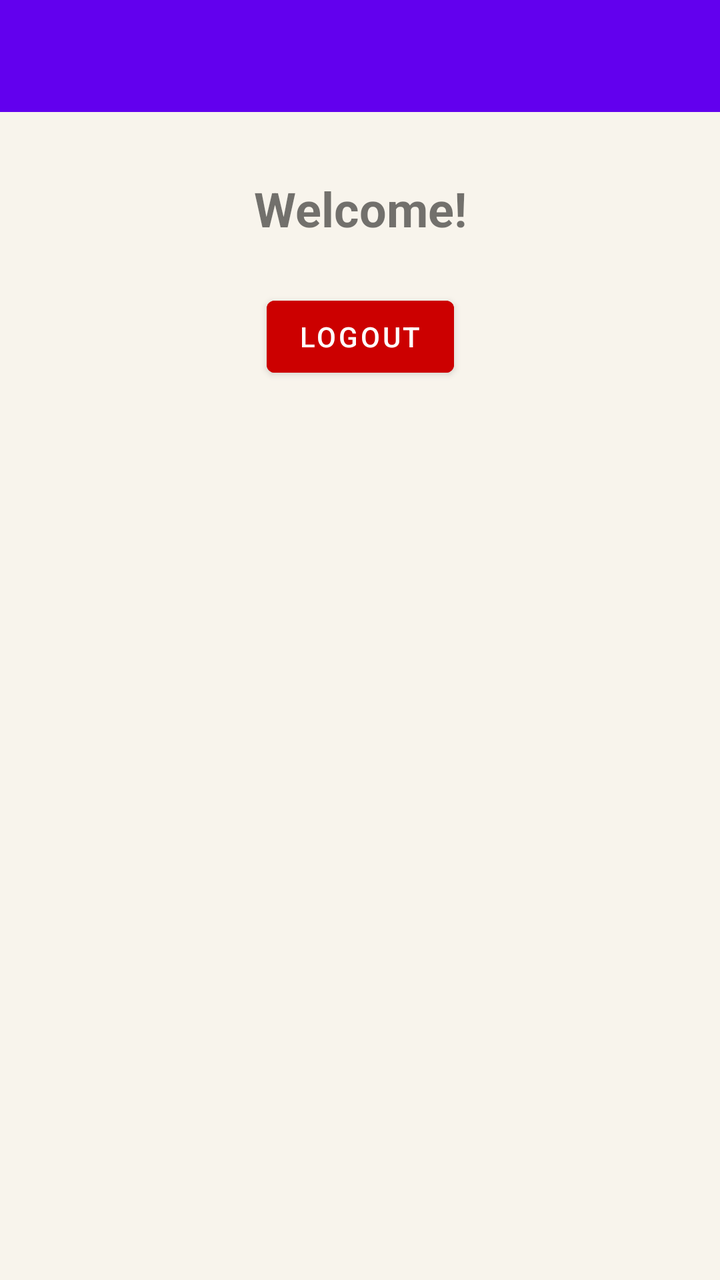
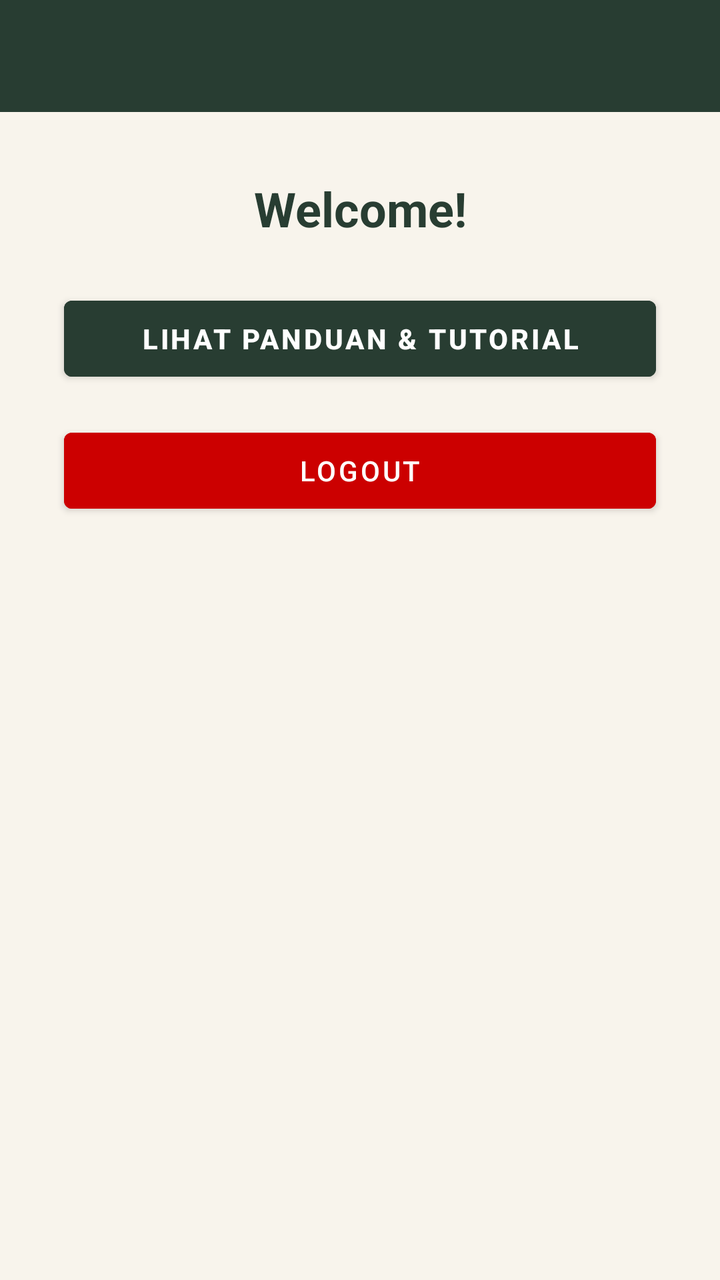

The first picture is an Android layout as it rendered before a commit; the second is the same layout after the commit. The layout source and the unified diff follow.
<!-- AndroidManifest.xml: application theme Theme.ProjectMobile -->
<!-- res/layout/fragment_home.xml -->
<?xml version="1.0" encoding="utf-8"?>
<androidx.constraintlayout.widget.ConstraintLayout
    xmlns:android="http://schemas.android.com/apk/res/android"
    xmlns:app="http://schemas.android.com/apk/res-auto"
    xmlns:tools="http://schemas.android.com/tools"
    android:layout_width="match_parent"
    android:layout_height="match_parent"
    tools:context=".Home.HomeFragment">

    <androidx.appcompat.widget.Toolbar
        android:id="@+id/toolbar"
        android:layout_width="0dp"
        android:layout_height="?attr/actionBarSize"
        android:background="?attr/colorPrimary"
        app:titleTextColor="@android:color/white"
        app:layout_constraintEnd_toEndOf="parent"
        app:layout_constraintStart_toStartOf="parent"
        app:layout_constraintTop_toTopOf="parent" />

    <TextView
        android:id="@+id/tvWelcome"
        android:layout_width="wrap_content"
        android:layout_height="wrap_content"
        android:layout_marginTop="32dp"
        android:text="Welcome!"
        android:textSize="24sp"
        android:textStyle="bold"
        app:layout_constraintEnd_toEndOf="parent"
        app:layout_constraintStart_toStartOf="parent"
        app:layout_constraintTop_toBottomOf="@+id/toolbar" />

    <Button
        android:id="@+id/btnLogout"
        android:layout_width="wrap_content"
        android:layout_height="wrap_content"
        android:layout_marginTop="24dp"
        android:text="Logout"
        android:backgroundTint="@android:color/holo_red_dark"
        app:layout_constraintEnd_toEndOf="parent"
        app:layout_constraintStart_toStartOf="parent"
        app:layout_constraintTop_toBottomOf="@+id/tvWelcome" />
</androidx.constraintlayout.widget.ConstraintLayout>
<!-- resources referenced by this layout -->
<resources>
  <style name="Theme.ProjectMobile" parent="Base.Theme.ProjectMobile" />
  <style name="Base.Theme.ProjectMobile" parent="Theme.MaterialComponents.Light.NoActionBar">
          
          <item name="android:windowBackground">@color/cream</item>
          <item name="android:colorBackground">@color/cream</item>
          <item name="android:statusBarColor">@color/cream</item>
          <item name="android:windowLightStatusBar">true</item>
          <item name="android:navigationBarColor">@color/cream</item>
          <item name="android:forceDarkAllowed" tools:targetApi="q">false</item>
      </style>
  <color name="cream">#FFF8F4EC</color>
</resources>

<!-- the commit's change to res/layout/fragment_home.xml (unified diff, before → after) -->
@@ -5,13 +5,14 @@
     xmlns:tools="http://schemas.android.com/tools"
     android:layout_width="match_parent"
     android:layout_height="match_parent"
+    android:background="@color/cream"
     tools:context=".Home.HomeFragment">
 
     <androidx.appcompat.widget.Toolbar
         android:id="@+id/toolbar"
         android:layout_width="0dp"
         android:layout_height="?attr/actionBarSize"
-        android:background="?attr/colorPrimary"
+        android:background="#283D32"
         app:titleTextColor="@android:color/white"
         app:layout_constraintEnd_toEndOf="parent"
         app:layout_constraintStart_toStartOf="parent"
@@ -23,6 +24,7 @@
         android:layout_height="wrap_content"
         android:layout_marginTop="32dp"
         android:text="Welcome!"
+        android:textColor="@color/forest_green"
         android:textSize="24sp"
         android:textStyle="bold"
         app:layout_constraintEnd_toEndOf="parent"
@@ -30,13 +32,29 @@
         app:layout_constraintTop_toBottomOf="@+id/toolbar" />
 
     <Button
+        android:id="@+id/btnTutorial"
+        android:layout_width="0dp"
+        android:layout_height="50dp"
+        android:layout_marginHorizontal="32dp"
+        android:layout_marginTop="24dp"
+        android:backgroundTint="@color/forest_green"
+        android:text="Lihat Panduan &amp; Tutorial"
+        android:textColor="@color/white"
+        android:textStyle="bold"
+        app:layout_constraintEnd_toEndOf="parent"
+        app:layout_constraintStart_toStartOf="parent"
+        app:layout_constraintTop_toBottomOf="@+id/tvWelcome" />
+
+    <Button
         android:id="@+id/btnLogout"
-        android:layout_width="wrap_content"
-        android:layout_height="wrap_content"
-        android:layout_marginTop="24dp"
+        android:layout_width="0dp"
+        android:layout_height="50dp"
+        android:layout_marginHorizontal="32dp"
+        android:layout_marginTop="16dp"
         android:text="Logout"
         android:backgroundTint="@android:color/holo_red_dark"
         app:layout_constraintEnd_toEndOf="parent"
         app:layout_constraintStart_toStartOf="parent"
-        app:layout_constraintTop_toBottomOf="@+id/tvWelcome" />
+        app:layout_constraintTop_toBottomOf="@+id/btnTutorial" />
+
 </androidx.constraintlayout.widget.ConstraintLayout>
<!-- resource entries referenced after the edit -->
@@ -11,5 +11,7 @@
           <item name="android:forceDarkAllowed" tools:targetApi="q">false</item>
       </style>
   <color name="cream">#FFF8F4EC</color>
+  <color name="forest_green">#FF283D32</color>
+  <color name="white">#FFFFFFFF</color>
 </resources>
 
